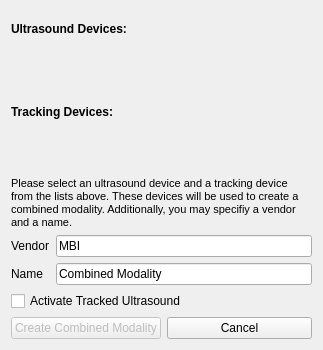
Qt form Plugins/org.mitk.gui.qt.igt.app.ultrasoundtrackingnavigation/src/internal/Widgets/QmitkUSCombinedModalityCreationWidget.ui (MITK/MITK) before a commit.
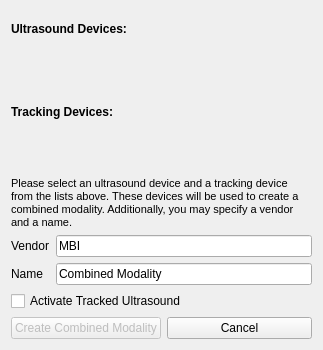
The same form after that commit. Icons and pictures are not drawn. Custom widgets are drawn as their Qt base class.

```diff
--- a/Plugins/org.mitk.gui.qt.igt.app.ultrasoundtrackingnavigation/src/internal/Widgets/QmitkUSCombinedModalityCreationWidget.ui
+++ b/Plugins/org.mitk.gui.qt.igt.app.ultrasoundtrackingnavigation/src/internal/Widgets/QmitkUSCombinedModalityCreationWidget.ui
@@ -79,7 +79,7 @@
 &lt;html&gt;&lt;head&gt;&lt;meta name=&quot;qrichtext&quot; content=&quot;1&quot; /&gt;&lt;style type=&quot;text/css&quot;&gt;
 p, li { white-space: pre-wrap; }
 &lt;/style&gt;&lt;/head&gt;&lt;body style=&quot; font-family:'Sans Serif'; font-size:10pt; font-weight:400; font-style:normal;&quot;&gt;
-&lt;p style=&quot; margin-top:0px; margin-bottom:0px; margin-left:0px; margin-right:0px; -qt-block-indent:0; text-indent:0px;&quot;&gt;&lt;span style=&quot; font-family:'MS Shell Dlg 2'; font-size:8pt;&quot;&gt;Please select an ultrasound device and a tracking device from the lists above. These devices will be used to create a combined modality. Additionally, you may specifiy a vendor and a name.&lt;/span&gt;&lt;/p&gt;&lt;/body&gt;&lt;/html&gt;</string>
+&lt;p style=&quot; margin-top:0px; margin-bottom:0px; margin-left:0px; margin-right:0px; -qt-block-indent:0; text-indent:0px;&quot;&gt;&lt;span style=&quot; font-family:'MS Shell Dlg 2'; font-size:8pt;&quot;&gt;Please select an ultrasound device and a tracking device from the lists above. These devices will be used to create a combined modality. Additionally, you may specify a vendor and a name.&lt;/span&gt;&lt;/p&gt;&lt;/body&gt;&lt;/html&gt;</string>
      </property>
      <property name="wordWrap">
       <bool>true</bool>
```
